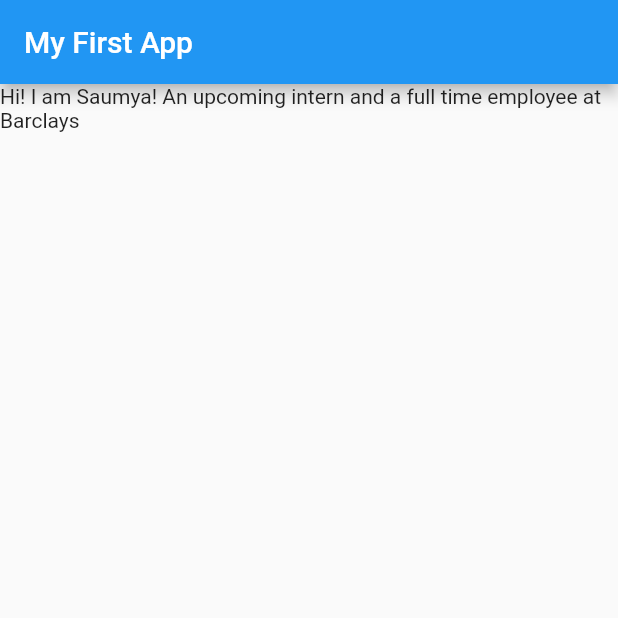
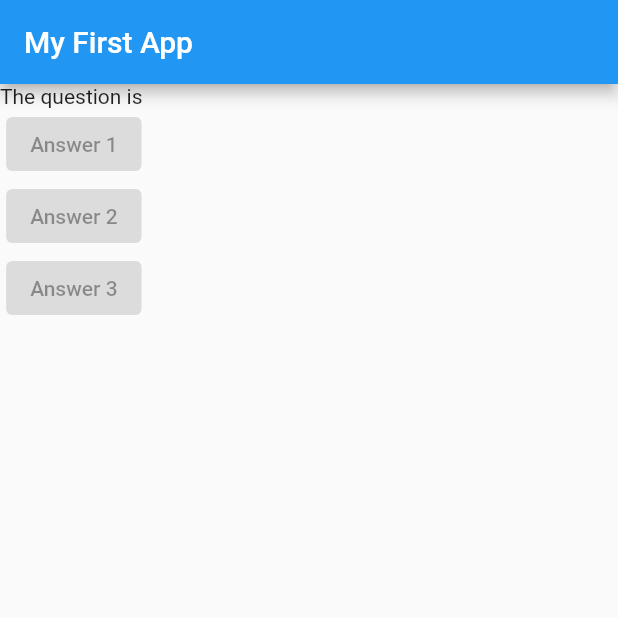
Before and after one commit to Saumya-Purohit/flutter_complete_guide, a Flutter app: the screen it shows after launch, on a phone screen of 412 x 824 dp, the top half of it. Run offline on Flutter 3.47's test engine with Material 2 defaults, Android fonts, the phone set to English and light mode, and no system bars.

Commit message:
elevated button on pressed null column

```diff
--- a/lib/main.dart
+++ b/lib/main.dart
@@ -9,13 +9,33 @@ void main() => runApp(MyApp());
 class MyApp extends StatelessWidget {
   @override
   Widget build(BuildContext context) {
+    var questions = [
+      'What\'s your favourite color',
+      'Who\'s your favourite person',
+    ];
+
     return MaterialApp(
       home: Scaffold(
         appBar: AppBar(
           title: Text('My First App'),
         ),
-        body: Text(
-            "Hi! I am Saumya! An upcoming intern and a full time employee at Barclays "),
+        body: Column(
+          children: [
+            Text('The question is '),
+            ElevatedButton(
+              child: Text('Answer 1'),
+              onPressed: null,
+            ),
+            ElevatedButton(
+              child: Text('Answer 2'),
+              onPressed: null,
+            ),
+            ElevatedButton(
+              child: Text('Answer 3'),
+              onPressed: null,
+            )
+          ],
+        ),
       ),
     );
   }
```
